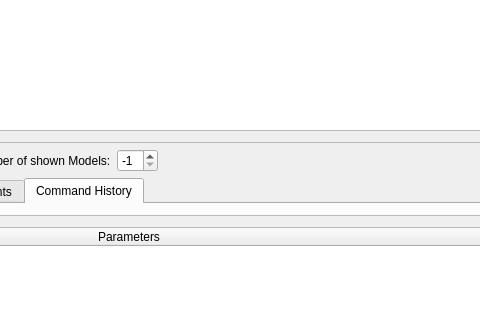
Before: the Qt Designer form concept_net_gui/ui/conceptnetgui.ui in alica-labs/aspsuite, drawn with Qt 5; both pictures show x 427 to 907 and y 229 to 549 of the 1012 by 760 pixel window.
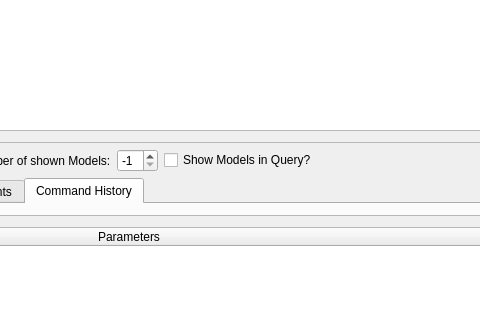
After: the same form once the commit is applied.

```diff
--- a/concept_net_gui/ui/conceptnetgui.ui
+++ b/concept_net_gui/ui/conceptnetgui.ui
@@ -87,6 +87,13 @@
         </property>
        </widget>
       </item>
+      <item>
+       <widget class="QCheckBox" name="showModelsCheckBox">
+        <property name="text">
+         <string>Show Models in Query?</string>
+        </property>
+       </widget>
+      </item>
       <item>
        <spacer name="buttonSpacer">
         <property name="orientation">
```
